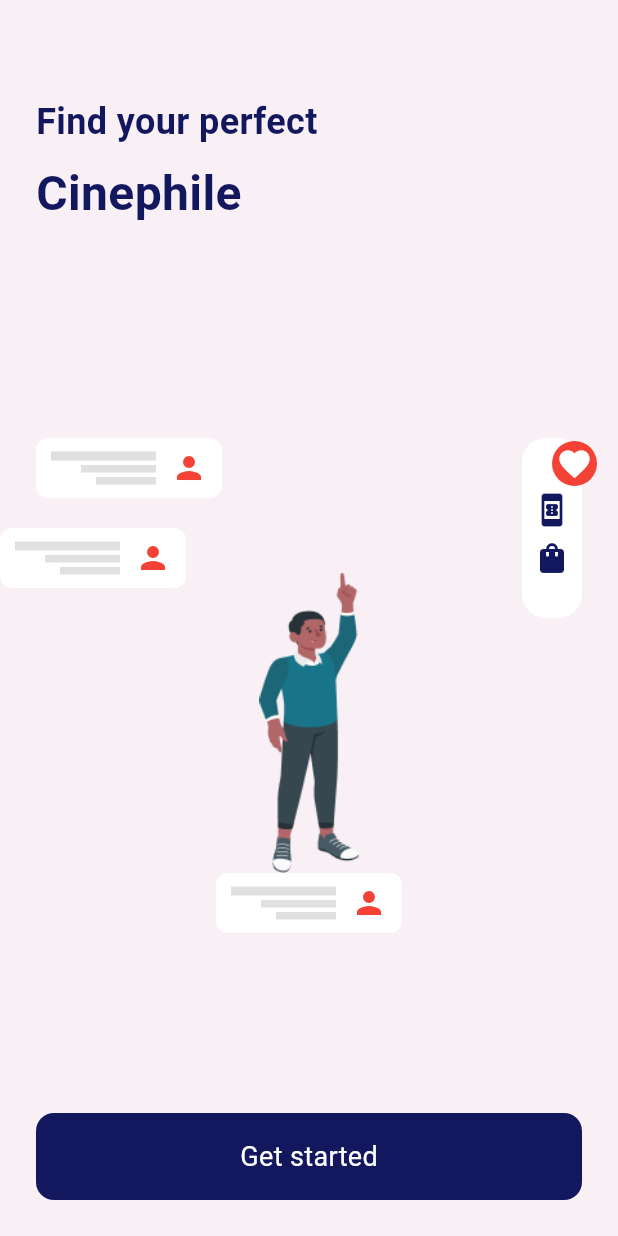
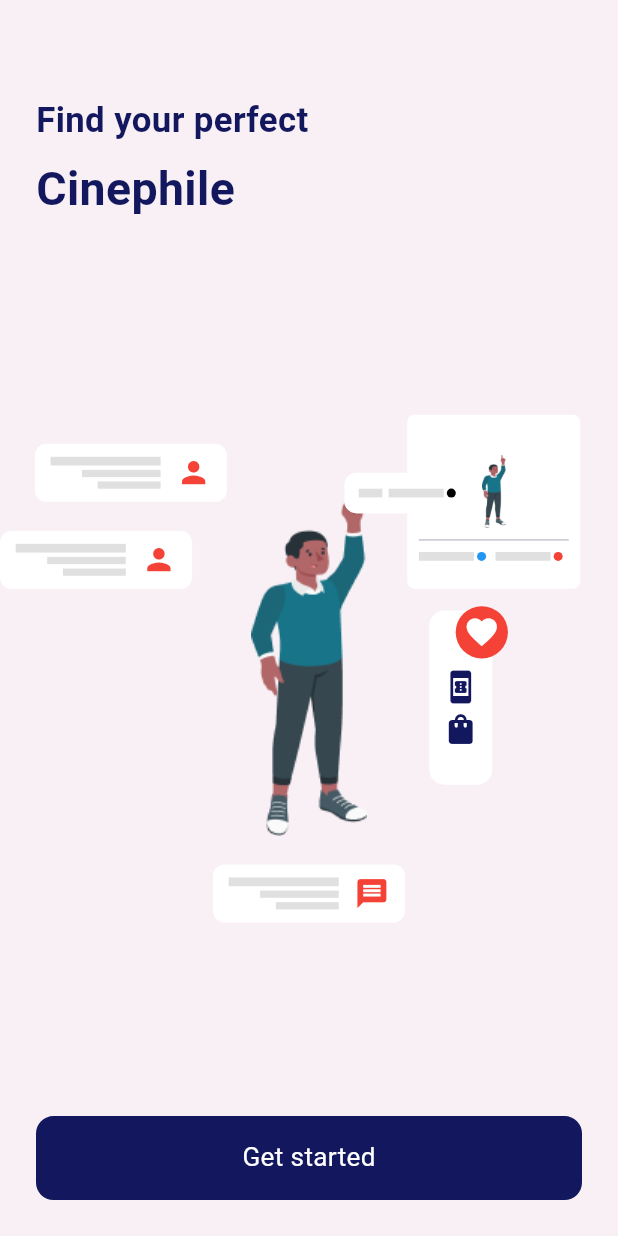
Before and after one commit to rimuakter057/live_chat, a Flutter app: the screen it shows after launch, on a phone screen of 412 x 824 dp. Run offline on Flutter 3.47's test engine with Material 3 defaults, Android fonts, the light colour scheme and no system bars; our stand-ins replace camera, flutter_screenutil, get, permission_handler.

Commit message:
on boarding

```diff
--- a/lib/main.dart
+++ b/lib/main.dart
@@ -1,4 +1,6 @@
 import 'package:flutter/material.dart';
+import 'package:flutter_screenutil/flutter_screenutil.dart';
+import 'package:get/get_navigation/src/root/get_material_app.dart';
 
 import 'onboarding/on_boarding_screen.dart';
 
@@ -12,11 +14,17 @@ class MyApp extends StatelessWidget {
 
   @override
   Widget build(BuildContext context) {
-    return MaterialApp(
-      title: 'Cinephile',
-      debugShowCheckedModeBanner: false,
-      theme: ThemeData(fontFamily: 'Roboto'),
-      home: const OnboardingScreen(),
+    return ScreenUtilInit(
+      designSize: const Size(393, 852), // Figma base screen size
+      minTextAdapt: true,
+      splitScreenMode: true,
+      builder: (context, child) {
+        return GetMaterialApp(
+          debugShowCheckedModeBanner: false,
+          title: 'Movie App',
+           home:OnboardingScreen(),
+        );
+      },
     );
   }
 }
--- a/lib/onboarding/on_boarding_screen.dart
+++ b/lib/onboarding/on_boarding_screen.dart
@@ -1,5 +1,7 @@
 import 'package:flutter/material.dart';
+import 'package:flutter_screenutil/flutter_screenutil.dart';
 import 'package:live_chat/onboarding/widget/profile_card.dart';
+import 'package:live_chat/onboarding/widget/row_line_circle.dart';
 import 'package:live_chat/onboarding/widget/user_message_card.dart';
 import '../utils/app_color.dart';
 import 'package:live_chat/onboarding/widget/custom_button.dart';
@@ -21,21 +23,21 @@ class OnboardingScreen extends StatelessWidget {
               padding: const EdgeInsets.all(24.0),
               child: Column(
                 crossAxisAlignment: CrossAxisAlignment.start,
-                children: const [
-                  SizedBox(height: 40),
+                children:  [
+                  SizedBox(height: 40.h),
                   Text(
                     'Find your perfect',
                     style: TextStyle(
-                      fontSize: 24,
+                      fontSize: 24.sp,
                       color: AppColors.textPrimary,
                       fontWeight: FontWeight.w600,
                     ),
                   ),
-                  SizedBox(height: 8),
+                  SizedBox(height: 8.h),
                   Text(
                     'Cinephile',
                     style: TextStyle(
-                      fontSize: 32,
+                      fontSize: 32.sp,
                       fontWeight: FontWeight.bold,
                       color: AppColors.textPrimary,
                     ),
@@ -44,75 +46,145 @@ class OnboardingScreen extends StatelessWidget {
               ),
             ),
 
-            // Message card section
+   //stack middle
             SizedBox(
-              height: 350,
+              height: 350.h,
               child: Stack(
                 clipBehavior: Clip.none,
                 children: [
-                  // Center card at bottom
+                  /// Center card at bottom
                   Align(
                     alignment: Alignment.bottomCenter,
                     child: Column(
                       mainAxisSize: MainAxisSize.min,
                       children: [
             Image.asset("assets/images/man.png",
-            height: 200,
-              width: 80,
+            height: 280.h,
+              width: 120.w,
             ),
-                        UserMessageCard(),
+                        UserMessageCard(
+                          icon: Icons.message,
+                        ),
                       ],
                     ),
                   ),
-                  // Left card (upper)
+                  /// Left card (upper)
                   Positioned(
-                    top: 20,
-                    left: 24,
+                    top: 20.h,
+                    left: 24.r,
                     child: UserMessageCard(),
                   ),
+                  ///left down
                   Positioned(
-                    top: 80,
+                    top: 80.h,
                     left: 0,
                     child: UserMessageCard(),
                   ),
                   // Right card (upper)
+              ///right upper
                   Positioned(
-                    top: 20,
-                    right: 24,
+                    top: 0,
+                    right: 24.w,
                     child: Stack(
                       clipBehavior: Clip.none,
                       children: [
                         Container(
-                          width: 40,
-                          height: 120,
+                          height: 120.h,
+                          width: 110.w,
+                          padding: EdgeInsets.all(8.r),
                           decoration: BoxDecoration(
+                            borderRadius: BorderRadius.circular(5.r),
                             color: Colors.white,
-                            borderRadius: BorderRadius.circular(16),
                           ),
                           child: Column(
-                            mainAxisAlignment: MainAxisAlignment.center,
-                            children: const [
-                              const SizedBox(height: 8),
-                              const Icon(Icons.book_online, color: AppColors.primary),
-                              const SizedBox(height: 8),
-                              const Icon(Icons.shopping_bag, color: AppColors.primary),
-                            ],
+                            mainAxisSize: MainAxisSize.min,
+                            children: [
+                              SizedBox(height: 20.h,),
+                            Image.asset("assets/images/man.png",
+                            height: 50.h,
+
+
+                            ),
+                               Divider(),
+                              Row(
+                                children: [
+                                  RowLineCircle(
+                                    color: Colors.blue,
+                                  ),
+                                  SizedBox(width: 6.w,),
+                                  RowLineCircle(
+                                    color: Colors.red,
+                                  ),
+                                ],
+                              ),
+                          ],
                           ),
                         ),
+                        ///middle container
                         Positioned(
-                          top: 2,
-                          right: -10, // Container er baire anar jonno negative value
-                          child:     CircleAvatar(
-                            radius: 15,
-                            backgroundColor: Colors.red,
-                            child: const Icon(Icons.favorite,color: Colors.white),
+                          top: 40.h,
+                          right: 70.w,
+                          child:
+                          Container(
+                            width: 80.w,
+                            height: 28.h,
+                            decoration: BoxDecoration(
+                              color: Colors.white,
+                              borderRadius: BorderRadius.circular(8),
+                            ),
+                            child: Row(
+                              mainAxisAlignment: MainAxisAlignment.center,
+                              children:  [
+                                Container(height: 6.h, width: 15.w, color: AppColors.grey),
+                                SizedBox(width: 4.w,),
+                                RowLineCircle(),
+                              ],
+                            ),
                           ),
                         ),
                       ],
                     ),
-                  )
+                  ),
 
 
+                  ///right center
+                  Align(
+                    alignment: Alignment.centerRight,
+                    child: Padding(
+                      padding:  EdgeInsets.only(right: 80.w,top: 40.h),
+                      child: Stack(
+                        clipBehavior: Clip.none,
+                        children: [
+                          Container(
+                            width: 40.w,
+                            height: 120.h,
+                            decoration: BoxDecoration(
+                              color: Colors.white,
+                              borderRadius: BorderRadius.circular(10),
+                            ),
+                            child: Column(
+                              mainAxisAlignment: MainAxisAlignment.center,
+                              children:  [
+                                 SizedBox(height: 14.h),
+                                 Icon(Icons.book_online, color: AppColors.primary),
+                                 SizedBox(height: 4.h),
+                                 Icon(Icons.shopping_bag, color: AppColors.primary),
+                              ],
+                            ),
+                          ),
+                          Positioned(
+                            top: -3.h,
+                            right: -10.w, // Container er baire anar jonno negative value
+                            child:     CircleAvatar(
+                              radius: 18.r,
+                              backgroundColor: Colors.red,
+                              child: const Icon(Icons.favorite,color: Colors.white),
+                            ),
+                          ),
+                        ],
+                      ),
+                    ),
+                  ),
                 ],
               ),
             ),
--- a/lib/onboarding/widget/custom_button.dart
+++ b/lib/onboarding/widget/custom_button.dart
@@ -1,4 +1,5 @@
 import 'package:flutter/material.dart';
+import 'package:flutter_screenutil/flutter_screenutil.dart';
 
 import '../../utils/app_color.dart';
 
@@ -15,15 +16,15 @@ class CustomButton extends StatelessWidget {
       onTap: onTap,
       child: Container(
         width: double.infinity,
-        padding: const EdgeInsets.symmetric(horizontal: 32, vertical: 16),
+        padding:  EdgeInsets.symmetric(horizontal: 32.w, vertical: 16.h),
         decoration: BoxDecoration(
           color: AppColors.primary,
-          borderRadius: BorderRadius.circular(12),
+          borderRadius: BorderRadius.circular(12.r),
         ),
         child: Center(
           child: Text(
             text,
-            style: const TextStyle(color: Colors.white, fontSize: 18),
+            style:  TextStyle(color: Colors.white, fontSize: 18.sp),
           ),
         ),
       ),
--- a/lib/onboarding/widget/profile_card.dart
+++ b/lib/onboarding/widget/profile_card.dart
@@ -1,4 +1,5 @@
 import 'package:flutter/material.dart';
+import 'package:flutter_screenutil/flutter_screenutil.dart';
 
 import '../../utils/app_color.dart';
 
@@ -9,23 +10,23 @@ class ProfileCard extends StatelessWidget {
   @override
   Widget build(BuildContext context) {
     return Container(
-      width: 80,
-      padding: const EdgeInsets.all(8),
+      width: 80.w,
+      padding:  EdgeInsets.all(8.r),
       decoration: BoxDecoration(
         color: Colors.white,
         borderRadius: BorderRadius.circular(16),
-        boxShadow: [BoxShadow(color: Colors.black12, blurRadius: 8)],
+        boxShadow: [BoxShadow(color: Colors.black12, blurRadius: 8.r)],
       ),
       child: Column(
         children: [
           CircleAvatar(
-            radius: 28,
+            radius: 28.r,
             backgroundColor: Colors.red,
             child: const Icon(Icons.favorite,color: Colors.white),
           ),
-          const SizedBox(height: 8),
+           SizedBox(height: 8.h),
           const Icon(Icons.book_online, color: AppColors.primary),
-          const SizedBox(height: 8),
+           SizedBox(height: 8.h),
           const Icon(Icons.shopping_bag, color: AppColors.primary),
         ],
       ),
--- /dev/null
+++ b/lib/onboarding/widget/row_line_circle.dart
@@ -0,0 +1,24 @@
+import 'package:flutter/material.dart';
+import 'package:flutter_screenutil/flutter_screenutil.dart';
+
+import '../../utils/app_color.dart';
+
+class RowLineCircle extends StatelessWidget {
+  const RowLineCircle({
+    super.key, this.color,
+  });
+  final Color?color;
+  @override
+  Widget build(BuildContext context) {
+    return Row(
+      children: [
+        Container(height: 6.h, width: 35.w, color: AppColors.grey),
+        SizedBox(width: 2.w,),
+        CircleAvatar(
+          radius: 3,
+          backgroundColor:color?? Colors.black,
+        ),
+      ],
+    );
+  }
+}
--- a/lib/onboarding/widget/user_message_card.dart
+++ b/lib/onboarding/widget/user_message_card.dart
@@ -1,37 +1,43 @@
 import 'package:flutter/material.dart';
+import 'package:flutter_screenutil/flutter_screenutil.dart';
 import 'package:live_chat/utils/app_color.dart';
 
 class UserMessageCard extends StatelessWidget {
-  const UserMessageCard({super.key});
+  final IconData? icon; // 👈 Optional icon parameter
+
+  const UserMessageCard({super.key, this.icon});
 
   @override
   Widget build(BuildContext context) {
     return Container(
-      padding: const EdgeInsets.symmetric(horizontal: 10, vertical: 8), // 👈 Less padding
+      padding: EdgeInsets.symmetric(horizontal: 10.w, vertical: 8.h),
       decoration: BoxDecoration(
         color: Colors.white,
-        borderRadius: BorderRadius.circular(8),
-           ),
+        borderRadius: BorderRadius.circular(8.r),
+      ),
       child: Row(
         mainAxisSize: MainAxisSize.min,
         crossAxisAlignment: CrossAxisAlignment.center,
         children: [
-
           Column(
             crossAxisAlignment: CrossAxisAlignment.end,
             mainAxisSize: MainAxisSize.min,
             children: [
-              Container(height: 6, width: 70, color: AppColors.grey),
-              const SizedBox(height: 3),
-              Container(height: 5, width: 50, color:  AppColors.grey),
-              const SizedBox(height: 3),
-              Container(height: 5, width: 40, color:  AppColors.grey),
-
+              Container(height: 6.h, width: 70.w, color: AppColors.grey),
+              SizedBox(height: 3.h),
+              Container(height: 5.h, width: 50.w, color: AppColors.grey),
+              SizedBox(height: 3.h),
+              Container(height: 5.h, width: 40.w, color: AppColors.grey),
             ],
           ),
-          const SizedBox(width: 10),
+          SizedBox(width: 10.w),
 
-          Icon(Icons.person, size: 24, color: Colors.red),
+          /// 👉 Custom icon or fallback to default person icon
+          Icon(
+            icon ?? Icons.person, // If `icon` is null, use Icons.person
+            size: 24.sp,
+            color: Colors.red,
+          ),
         ],
       ),
     );
--- a/pubspec.yaml
+++ b/pubspec.yaml
@@ -38,6 +38,7 @@ dependencies:
   camera: ^0.11.1
   get: ^4.7.2
   permission_handler: ^12.0.0+1
+  flutter_screenutil: ^5.9.3
 
 
 dev_dependencies:
```
Also changed, not shown: pubspec.lock.
